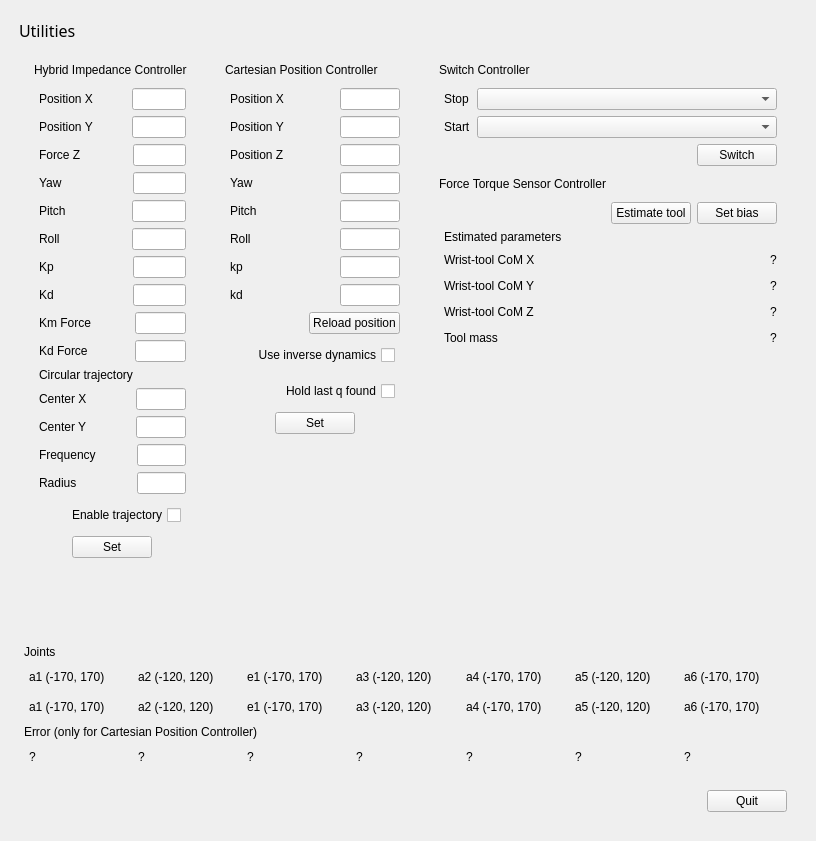
xEnVrE/controller_switcher, file ui/main_window.ui: the form before one commit.
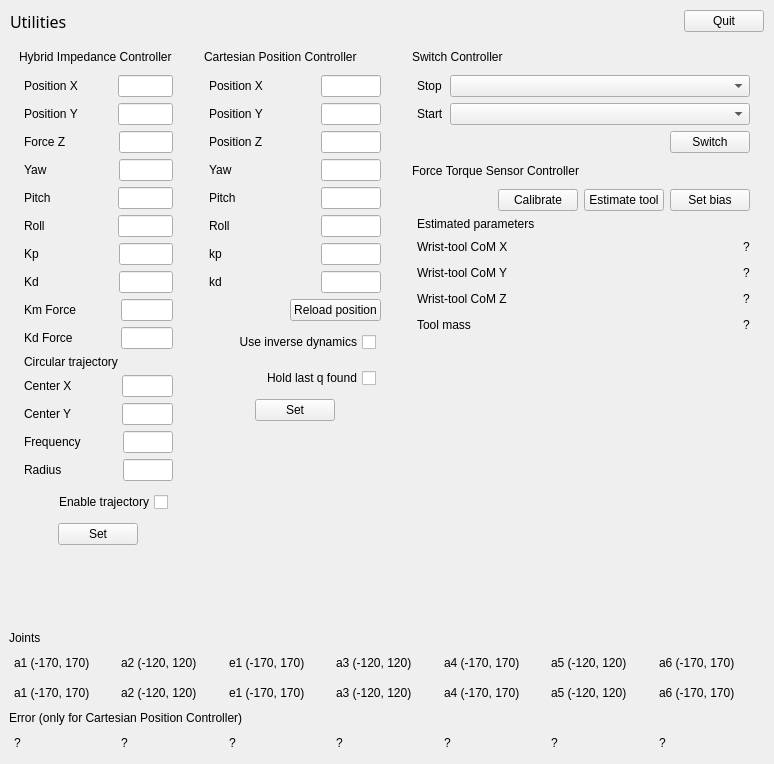
The form after the commit. Icons and pictures are not drawn.

Commit message: -add force torque sensor calibration button and logic -restyle and resize main window

```diff
--- a/ui/main_window.ui
+++ b/ui/main_window.ui
@@ -6,14 +6,14 @@
    <rect>
     <x>0</x>
     <y>0</y>
-    <width>816</width>
-    <height>841</height>
+    <width>774</width>
+    <height>764</height>
    </rect>
   </property>
   <property name="maximumSize">
    <size>
-    <width>816</width>
-    <height>841</height>
+    <width>774</width>
+    <height>764</height>
    </size>
   </property>
   <property name="windowTitle">
@@ -34,35 +34,71 @@
     <item>
      <layout class="QVBoxLayout" name="verticalLayout_6">
       <property name="leftMargin">
-       <number>10</number>
+       <number>0</number>
       </property>
       <property name="topMargin">
-       <number>10</number>
+       <number>0</number>
       </property>
       <property name="rightMargin">
-       <number>10</number>
+       <number>0</number>
       </property>
       <property name="bottomMargin">
-       <number>10</number>
+       <number>0</number>
       </property>
       <item>
-       <widget class="QLabel" name="label_7">
-        <property name="font">
-         <font>
-          <family>Sans Serif</family>
-          <pointsize>12</pointsize>
-          <weight>50</weight>
-          <italic>false</italic>
-          <bold>false</bold>
-          <underline>false</underline>
-          <strikeout>false</strikeout>
-          <kerning>true</kerning>
-         </font>
+       <layout class="QHBoxLayout" name="horizontalLayout_44">
+        <property name="leftMargin">
+         <number>1</number>
         </property>
-        <property name="text">
-         <string>Utilities</string>
+        <property name="topMargin">
+         <number>1</number>
         </property>
-       </widget>
+        <property name="rightMargin">
+         <number>1</number>
+        </property>
+        <property name="bottomMargin">
+         <number>1</number>
+        </property>
+        <item>
+         <widget class="QLabel" name="label_7">
+          <property name="font">
+           <font>
+            <family>Sans Serif</family>
+            <pointsize>12</pointsize>
+            <weight>50</weight>
+            <italic>false</italic>
+            <bold>false</bold>
+            <underline>false</underline>
+            <strikeout>false</strikeout>
+            <kerning>true</kerning>
+           </font>
+          </property>
+          <property name="text">
+           <string>Utilities</string>
+          </property>
+         </widget>
+        </item>
+        <item>
+         <spacer name="horizontalSpacer_42">
+          <property name="orientation">
+           <enum>Qt::Horizontal</enum>
+          </property>
+          <property name="sizeHint" stdset="0">
+           <size>
+            <width>40</width>
+            <height>20</height>
+           </size>
+          </property>
+         </spacer>
+        </item>
+        <item>
+         <widget class="QPushButton" name="buttonQuit">
+          <property name="text">
+           <string>Quit</string>
+          </property>
+         </widget>
+        </item>
+       </layout>
       </item>
       <item>
        <layout class="QHBoxLayout" name="horizontalLayout_5">
@@ -81,16 +117,16 @@
         <item>
          <layout class="QVBoxLayout" name="hybridImpedanceLayout">
           <property name="leftMargin">
-           <number>5</number>
+           <number>0</number>
           </property>
           <property name="topMargin">
-           <number>5</number>
+           <number>0</number>
           </property>
           <property name="rightMargin">
-           <number>5</number>
+           <number>0</number>
           </property>
           <property name="bottomMargin">
-           <number>5</number>
+           <number>0</number>
           </property>
           <item>
            <widget class="QLabel" name="label">
@@ -750,16 +786,16 @@
         <item>
          <layout class="QVBoxLayout" name="cartesianpositionLayout">
           <property name="leftMargin">
-           <number>5</number>
+           <number>0</number>
           </property>
           <property name="topMargin">
-           <number>5</number>
+           <number>0</number>
           </property>
           <property name="rightMargin">
-           <number>5</number>
+           <number>0</number>
           </property>
           <property name="bottomMargin">
-           <number>5</number>
+           <number>0</number>
           </property>
           <item>
            <widget class="QLabel" name="label_2">
@@ -1256,16 +1292,16 @@
         <item>
          <layout class="QVBoxLayout" name="verticalLayout_3">
           <property name="leftMargin">
-           <number>5</number>
+           <number>0</number>
           </property>
           <property name="topMargin">
-           <number>5</number>
+           <number>0</number>
           </property>
           <property name="rightMargin">
-           <number>5</number>
+           <number>0</number>
           </property>
           <property name="bottomMargin">
-           <number>5</number>
+           <number>0</number>
           </property>
           <item>
            <widget class="QLabel" name="label_6">
@@ -1392,6 +1428,13 @@
                 </property>
                </spacer>
               </item>
+              <item>
+               <widget class="QPushButton" name="buttonCalibrate_ftsensor">
+                <property name="text">
+                 <string>Calibrate</string>
+                </property>
+               </widget>
+              </item>
               <item>
                <widget class="QPushButton" name="buttonEstimateTool_ftsensor">
                 <property name="text">
@@ -1561,16 +1604,16 @@
       <item>
        <layout class="QVBoxLayout" name="verticalLayout">
         <property name="leftMargin">
-         <number>5</number>
+         <number>0</number>
         </property>
         <property name="topMargin">
-         <number>5</number>
+         <number>0</number>
         </property>
         <property name="rightMargin">
-         <number>5</number>
+         <number>0</number>
         </property>
         <property name="bottomMargin">
-         <number>5</number>
+         <number>0</number>
         </property>
         <item>
          <widget class="QLabel" name="label_45">
@@ -1783,42 +1826,6 @@
         </item>
        </layout>
       </item>
-      <item>
-       <layout class="QHBoxLayout" name="horizontalLayout_10">
-        <property name="leftMargin">
-         <number>10</number>
-        </property>
-        <property name="topMargin">
-         <number>10</number>
-        </property>
-        <property name="rightMargin">
-         <number>10</number>
-        </property>
-        <property name="bottomMargin">
-         <number>10</number>
-        </property>
-        <item>
-         <spacer name="horizontalSpacer_7">
-          <property name="orientation">
-           <enum>Qt::Horizontal</enum>
-          </property>
-          <property name="sizeHint" stdset="0">
-           <size>
-            <width>40</width>
-            <height>20</height>
-           </size>
-          </property>
-         </spacer>
-        </item>
-        <item>
-         <widget class="QPushButton" name="buttonQuit">
-          <property name="text">
-           <string>Quit</string>
-          </property>
-         </widget>
-        </item>
-       </layout>
-      </item>
      </layout>
     </item>
    </layout>
```
The commit also changes 4 other files.
